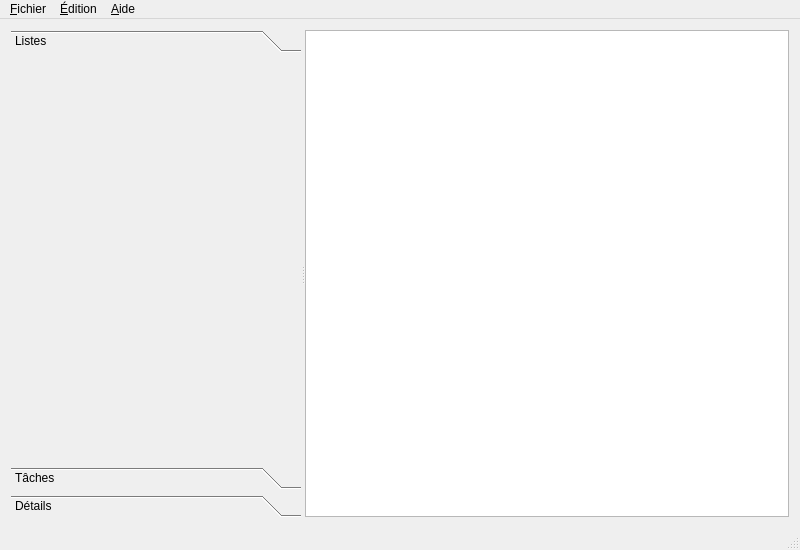
Before: the Qt Designer form src/ihm/TaskManager/mainwindow.ui in bmael/IHMProject, drawn with Qt 5.
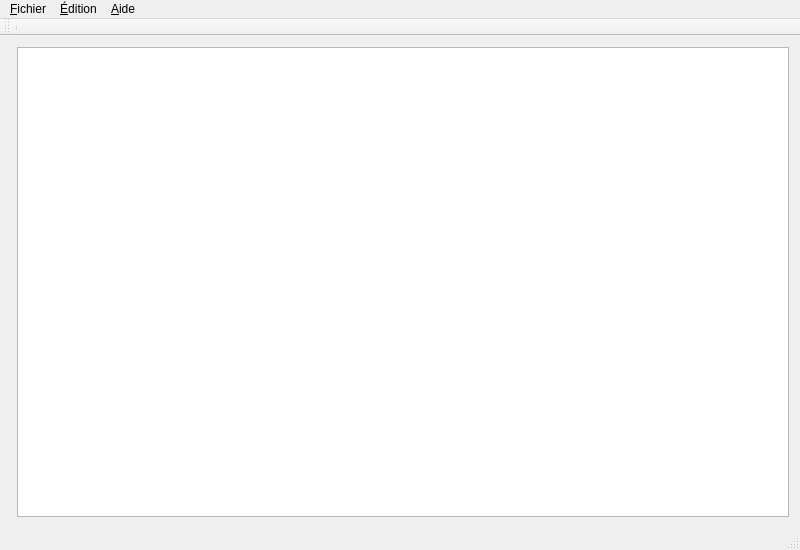
After: the same form once the commit is applied. Icons and pictures are not drawn. Custom widgets are drawn as their Qt base class.

What changed in the file:
```diff
--- a/src/ihm/TaskManager/mainwindow.ui
+++ b/src/ihm/TaskManager/mainwindow.ui
@@ -24,68 +24,20 @@
     <normaloff>:/icons/moustache</normaloff>:/icons/moustache</iconset>
   </property>
   <widget class="QWidget" name="centralWidget">
+   <layout class="QHBoxLayout" name="horizontalLayout_2">
+    <item>
    <layout class="QHBoxLayout" name="horizontalLayout">
     <item>
-     <widget class="QSplitter" name="splitter">
-      <property name="orientation">
-       <enum>Qt::Horizontal</enum>
-      </property>
-      <widget class="QToolBox" name="toolBox">
-       <property name="sizePolicy">
-        <sizepolicy hsizetype="Ignored" vsizetype="Ignored">
-         <horstretch>0</horstretch>
-         <verstretch>0</verstretch>
-        </sizepolicy>
-       </property>
-       <property name="minimumSize">
+       <widget class="ListForm" name="addTaskListWidget" native="true">
+        <property name="maximumSize">
         <size>
-         <width>290</width>
-         <height>0</height>
-        </size>
-       </property>
-       <property name="currentIndex">
-        <number>0</number>
-       </property>
-       <widget class="TaskListWidget" name="taskListTools">
-        <property name="geometry">
-         <rect>
-          <x>0</x>
-          <y>0</y>
-          <width>280</width>
-          <height>410</height>
-         </rect>
-        </property>
-        <attribute name="label">
-         <string>Listes</string>
-        </attribute>
+          <width>350</width>
+          <height>16777215</height>
+         </size>
+        </property>
        </widget>
-       <widget class="TaskWidget" name="taskTools">
-        <property name="geometry">
-         <rect>
-          <x>0</x>
-          <y>0</y>
-          <width>280</width>
-          <height>410</height>
-         </rect>
-        </property>
-        <attribute name="label">
-         <string>Tâches</string>
-        </attribute>
-       </widget>
-       <widget class="QWidget" name="detailsTools">
-        <property name="geometry">
-         <rect>
-          <x>0</x>
-          <y>0</y>
-          <width>280</width>
-          <height>410</height>
-         </rect>
-        </property>
-        <attribute name="label">
-         <string>Détails</string>
-        </attribute>
-       </widget>
-      </widget>
+      </item>
+      <item>
       <widget class="QTreeView" name="tasksView">
        <property name="dragEnabled">
         <bool>true</bool>
@@ -103,7 +55,8 @@
         <bool>true</bool>
        </property>
       </widget>
-     </widget>
+      </item>
+     </layout>
     </item>
    </layout>
   </widget>
@@ -147,6 +100,18 @@
    <addaction name="menu_edition"/>
    <addaction name="menuAide"/>
   </widget>
+  <widget class="QToolBar" name="toolBar">
+   <property name="windowTitle">
+    <string>toolBar</string>
+   </property>
+   <attribute name="toolBarArea">
+    <enum>TopToolBarArea</enum>
+   </attribute>
+   <attribute name="toolBarBreak">
+    <bool>false</bool>
+   </attribute>
+   <addaction name="separator"/>
+  </widget>
   <action name="actionQuitter">
    <property name="icon">
     <iconset resource="../resources.qrc">
@@ -247,15 +212,9 @@
  <layoutdefault spacing="6" margin="11"/>
  <customwidgets>
   <customwidget>
-   <class>TaskListWidget</class>
+   <class>ListForm</class>
    <extends>QWidget</extends>
-   <header>CustomWidgets/tasklistwidget.h</header>
-   <container>1</container>
-  </customwidget>
-  <customwidget>
-   <class>TaskWidget</class>
-   <extends>QWidget</extends>
-   <header>CustomWidgets/taskwidget.h</header>
+   <header>CustomWidgets/listform.h</header>
    <container>1</container>
   </customwidget>
  </customwidgets>
```
Lines whose indentation alone changed are shown as unchanged.
